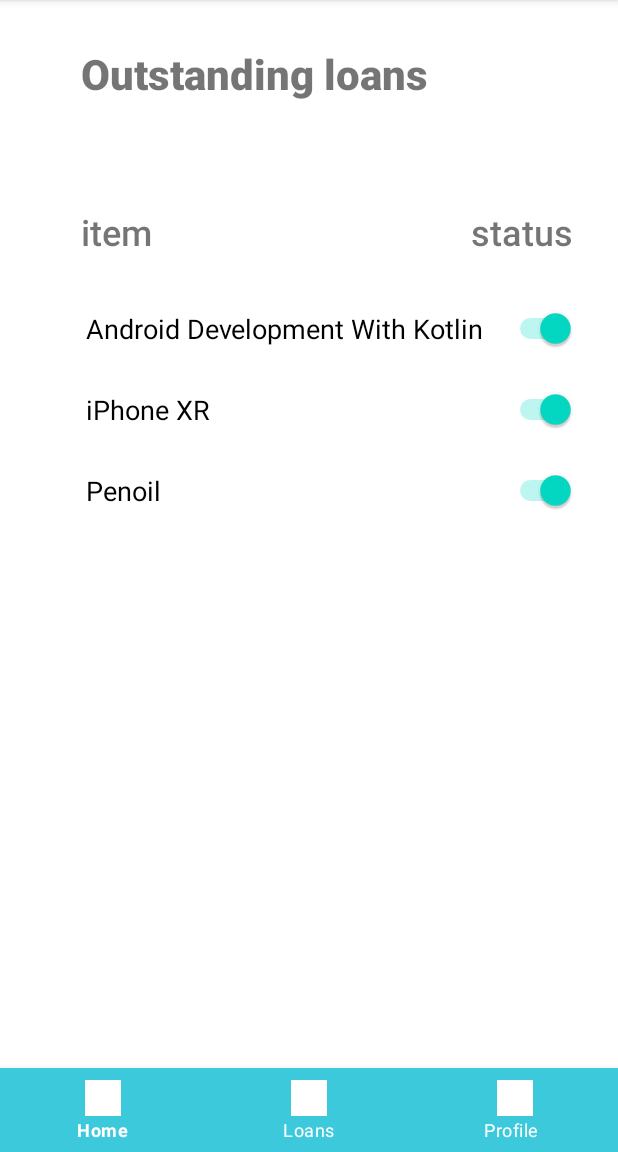
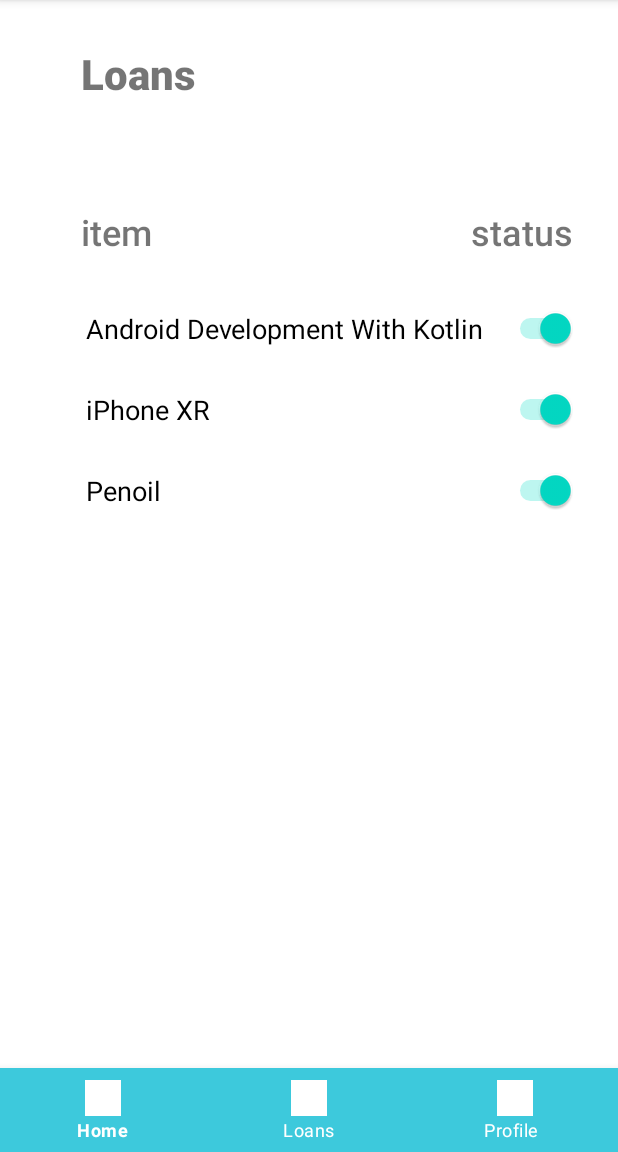
Before and after one commit to Juan-Monreal/iti27849u1_equipo_08, an Android app: the screen it shows after launch (MainActivity), item 2 of the bottom bar chosen, on a phone screen of 412 x 824 dp, the part 84-1236 px from its top. Run offline under Robolectric (Android 15) with nearby library versions, the phone set to English and light mode, and no system bars; 1 statement that could not run was skipped.

Commit message:
add: minor details

```diff
--- a/app/src/main/java/fragments/HomeFragment.java
+++ b/app/src/main/java/fragments/HomeFragment.java
@@ -1,5 +1,6 @@
 package fragments;
 
+import android.database.sqlite.SQLiteDatabase;
 import android.os.Bundle;
 
 import androidx.fragment.app.Fragment;
@@ -7,60 +8,40 @@ import androidx.fragment.app.Fragment;
 import android.view.LayoutInflater;
 import android.view.View;
 import android.view.ViewGroup;
+import android.widget.Button;
+import android.widget.Toast;
 
+import com.upv.pm_2022.iti_27849_u1_equipo_08.DbHandler;
 import com.upv.pm_2022.iti_27849_u1_equipo_08.R;
 
 /**
  * A simple {@link Fragment} subclass.
- * Use the {@link HomeFragment#newInstance} factory method to
+ * Use the {@link HomeFragment#} factory method to
  * create an instance of this fragment.
  */
 public class HomeFragment extends Fragment {
 
-    // TODO: Rename parameter arguments, choose names that match
-    // the fragment initialization parameters, e.g. ARG_ITEM_NUMBER
-    private static final String ARG_PARAM1 = "param1";
-    private static final String ARG_PARAM2 = "param2";
-
-    // TODO: Rename and change types of parameters
-    private String mParam1;
-    private String mParam2;
+    private Button addLoan;
+    private SQLiteDatabase read, write;
 
     public HomeFragment() {
         // Required empty public constructor
-    }
-
-    /**
-     * Use this factory method to create a new instance of
-     * this fragment using the provided parameters.
-     *
-     * @param param1 Parameter 1.
-     * @param param2 Parameter 2.
-     * @return A new instance of fragment HomeFragment.
-     */
-    // TODO: Rename and change types and number of parameters
-    public static HomeFragment newInstance(String param1, String param2) {
-        HomeFragment fragment = new HomeFragment();
-        Bundle args = new Bundle();
-        args.putString(ARG_PARAM1, param1);
-        args.putString(ARG_PARAM2, param2);
-        fragment.setArguments(args);
-        return fragment;
-    }
-
-    @Override
-    public void onCreate(Bundle savedInstanceState) {
-        super.onCreate(savedInstanceState);
-        if (getArguments() != null) {
-            mParam1 = getArguments().getString(ARG_PARAM1);
-            mParam2 = getArguments().getString(ARG_PARAM2);
-        }
     }
 
     @Override
     public View onCreateView(LayoutInflater inflater, ViewGroup container,
                              Bundle savedInstanceState) {
         // Inflate the layout for this fragment
-        return inflater.inflate(R.layout.fragment_home, container, false);
+        View view = inflater.inflate(R.layout.fragment_home, container, false);
+
+        read = new DbHandler(getActivity()).getReadableDatabase();
+        write = new DbHandler(getActivity()).getWritableDatabase();
+
+        addLoan.setOnClickListener( v ->{
+            Toast.makeText(getContext(), "TODO:ADD LOAN", Toast.LENGTH_SHORT).show();
+        });
+
+        return  view;
     }
+    //TODO: PreLoad Outstanding Loans
 }
--- a/app/src/main/res/layout/fragment_home.xml
+++ b/app/src/main/res/layout/fragment_home.xml
@@ -24,7 +24,7 @@
 
 
         <Button
-            android:id="@+id/boton1"
+            android:id="@+id/addLoan"
             android:layout_width="48dp"
             android:layout_height="48dp"
             android:background="@drawable/boton_redondo"
--- a/app/src/main/res/layout/loans.xml
+++ b/app/src/main/res/layout/loans.xml
@@ -12,7 +12,7 @@
         android:layout_weight="1"
         android:layout_marginLeft="24dp"
         android:fontFamily="sans-serif-black"
-        android:text="Outstanding loans"
+        android:text="Loans"
         android:textSize="28sp" />
 
     <LinearLayout
```
